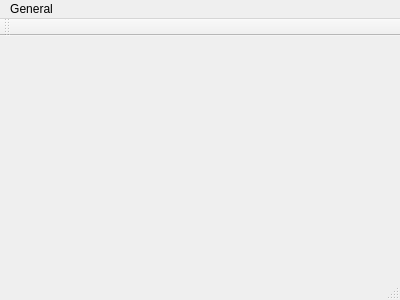
Qt form mainwindow.ui (rogorido/libroskop) before a commit.
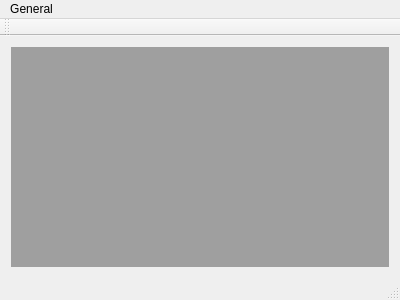
The same form after that commit.

Commit message: Widget para meter libros

```diff
--- a/mainwindow.ui
+++ b/mainwindow.ui
@@ -13,7 +13,13 @@
   <property name="windowTitle">
    <string>MainWindow</string>
   </property>
-  <widget class="QWidget" name="centralWidget"/>
+  <widget class="QWidget" name="centralWidget">
+   <layout class="QHBoxLayout" name="horizontalLayout">
+    <item>
+     <widget class="QMdiArea" name="mdiArea"/>
+    </item>
+   </layout>
+  </widget>
   <widget class="QMenuBar" name="menuBar">
    <property name="geometry">
     <rect>
```
The commit also changes 5 other files.
